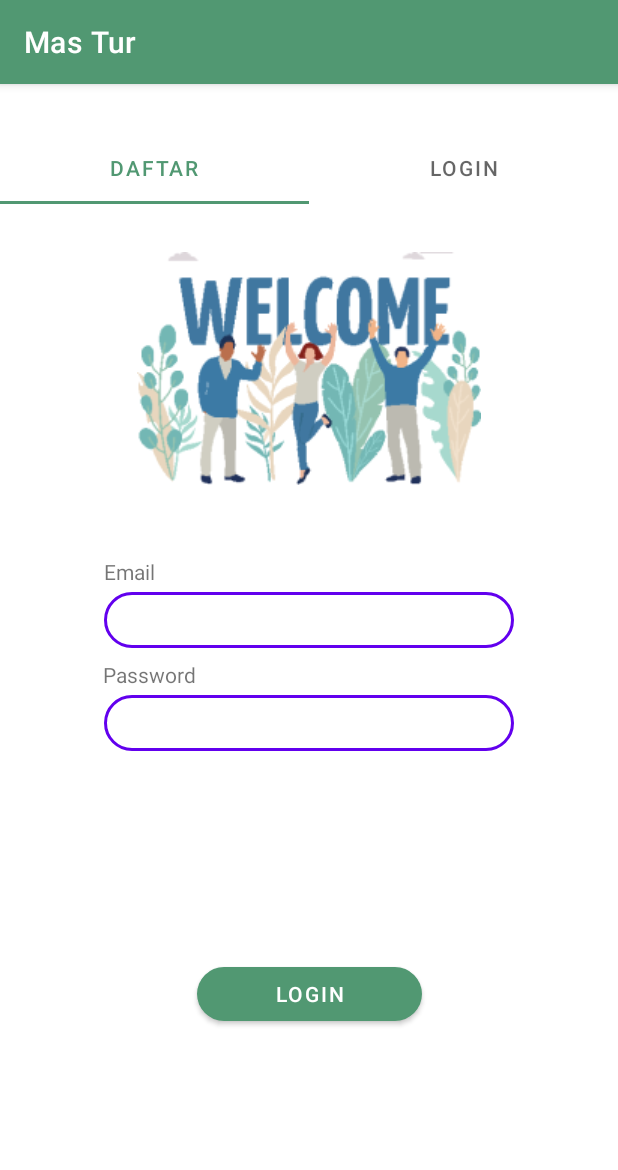
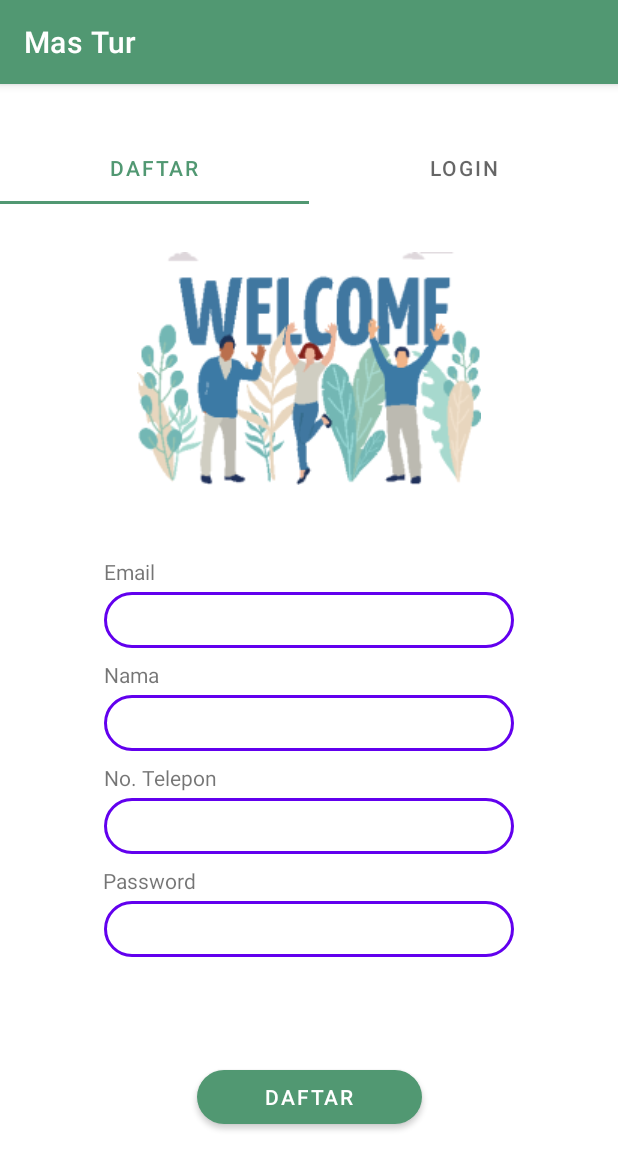
Before and after one commit to rfscenic/-ALFA-SC1-, an Android app: the DaftarFragment screen opened directly, with no data from a screen before it, on a phone screen of 412 x 824 dp. Shown: the top 1170 px of the screen. Run offline under Robolectric (Android 15) with nearby library versions, the light colour scheme and no system bars.

Commit message:
Perbaiki tampilan pada halaman daftar

```diff
--- a/Sprint2/Project/MasTur/app/src/main/java/com/alfa_sc1/mastur/DaftarFragment.kt
+++ b/Sprint2/Project/MasTur/app/src/main/java/com/alfa_sc1/mastur/DaftarFragment.kt
@@ -34,7 +34,7 @@ class DaftarFragment : Fragment() {
         savedInstanceState: Bundle?
     ): View? {
         // Inflate the layout for this fragment
-        return inflater.inflate(R.layout.fragment_login, container, false)
+        return inflater.inflate(R.layout.fragment_daftar, container, false)
     }
 
     companion object {
```
